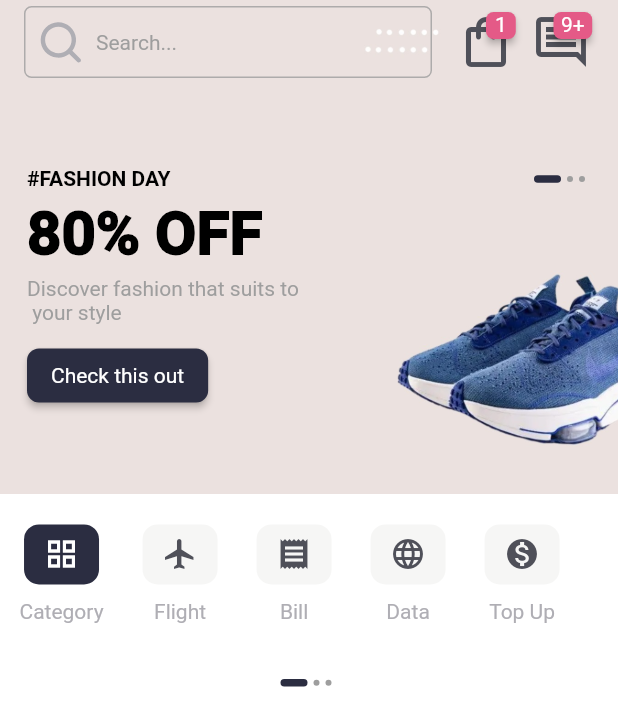
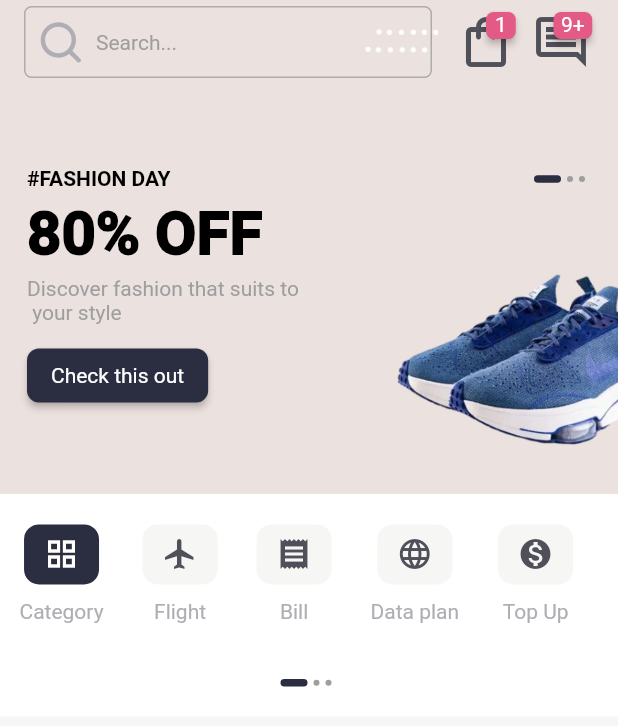
Before and after one commit to Atuoha/flutter_ecom_trans_test, a Flutter app: the CustomerHomeScreen screen opened directly, on a phone screen of 412 x 824 dp. Shown: the top 726 px of the screen. Run offline on Flutter 3.47's test engine with Material 2 defaults, Android fonts, the phone set to English and light mode, and no system bars; drawn by our look-alikes of badges, carousel_slider, dots_indicator; our stand-ins replace flutter_svg, smooth_page_indicator.

Commit message:
handled appBar scroll behavior

```diff
--- a/lib/views/home_screen.dart
+++ b/lib/views/home_screen.dart
@@ -25,15 +25,28 @@ class CustomerHomeScreen extends StatefulWidget {
 class _CustomerHomeScreenState extends State<CustomerHomeScreen> {
   final TextEditingController searchText = TextEditingController();
 
+  final ScrollController _scrollController = ScrollController();
+  bool _isScrolled = false;
+
+  @override
+  void initState() {
+    super.initState();
+
+    _scrollController.addListener(() {
+      setState(() {
+        _isScrolled = _scrollController.offset > 0;
+      });
+    });
+  }
+
   var currentCarouselIndex = 0;
-
   var currentIconSectionIndex = 0;
 
   final List<IconSection> iconSections = [
     IconSection(icon: Icons.grid_view, title: 'Category'),
     IconSection(icon: Icons.flight, title: 'Flight'),
     IconSection(icon: Icons.receipt, title: 'Bill'),
-    IconSection(icon: Icons.language, title: 'Data'),
+    IconSection(icon: Icons.language, title: 'Data plan'),
     IconSection(icon: Icons.monetization_on, title: 'Top Up'),
   ];
 
@@ -74,8 +87,7 @@ class _CustomerHomeScreenState extends State<CustomerHomeScreen> {
       extendBodyBehindAppBar: true,
       appBar: AppBar(
         automaticallyImplyLeading: false,
-        backgroundColor: Colors.transparent,
-        elevation: 0,
+        backgroundColor: _isScrolled ? Colors.white : Colors.transparent,
         title: SearchBox(searchText: searchText),
         actions: const [
           CartIcon(),
@@ -85,7 +97,9 @@ class _CustomerHomeScreenState extends State<CustomerHomeScreen> {
         ],
       ),
       backgroundColor: Colors.white,
-      body: Column(
+      body: SingleChildScrollView(
+        controller: _scrollController,
+        child: Column(
           children: [
             CarouselSlider.builder(
               itemCount: carouselItems.length,
@@ -130,8 +144,14 @@ class _CustomerHomeScreenState extends State<CustomerHomeScreen> {
             KDotsIndicator(
               dotsCount: carouselItems.length,
               position: currentCarouselIndex,
-          )
+            ),
+            const SizedBox(height: 20),
+            Container(
+              height: size.height / 1.32,
+              color: boxBg,
+            ),
           ],
+        ),
       ),
     );
   }
```
Lines whose indentation alone changed are shown as unchanged.
